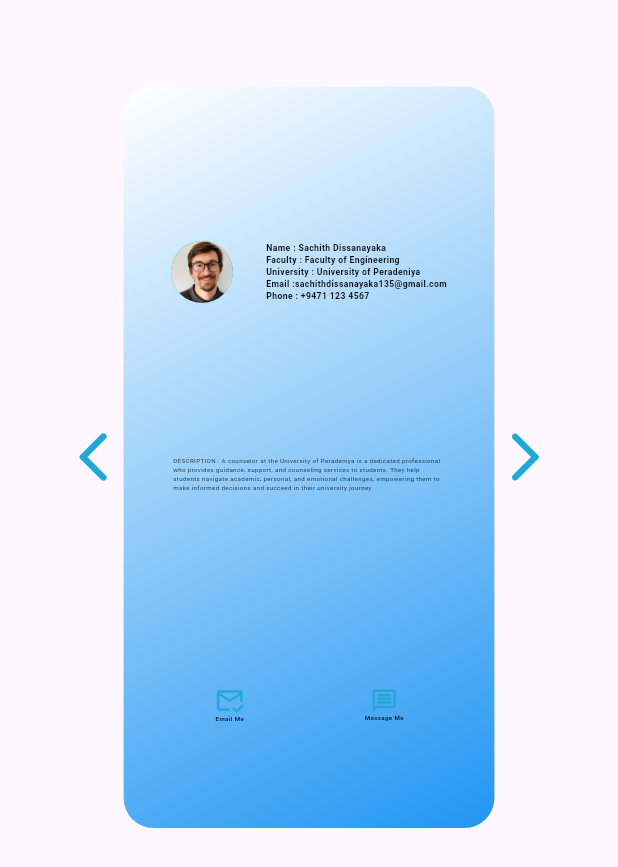
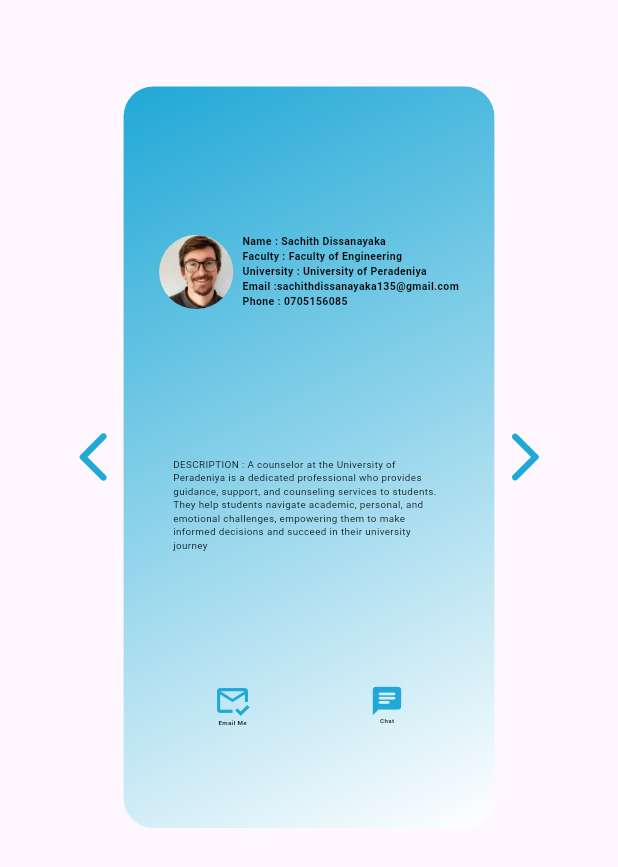
Before and after one commit to cepdnaclk/e19-co227-Empowering-Counselors-and-Students-through-Interactive-Web-and-Mobile-App, a Flutter app: the Contact widget shown alone on an empty page, opened directly, on a phone screen of 412 x 824 dp. Shown: the top 867 px of the screen. Run offline on Flutter 3.47's test engine with Material 2 defaults, Android fonts, the phone set to English and light mode, and no system bars; our stand-ins replace animate_do, awesome_dialog, firebase_auth, firebase_core, logger, responsive_framework; accounts and stored records are empty; statements that could not run were skipped.

Commit message:
contact page updated

```diff
--- /dev/null
+++ b/bloomi_web/lib/components/contact_cart.dart
@@ -0,0 +1,172 @@
+import 'package:bloomi_web/components/costum_contact_icon.dart';
+import 'package:bloomi_web/components/custom_text.dart';
+import 'package:bloomi_web/utils/util_constant.dart';
+import 'package:flutter/material.dart';
+
+class ContactCart extends StatelessWidget {
+  const ContactCart({
+    super.key,
+    required this.mediaQueryData,
+    required this.name,
+    required this.fac,
+    required this.email,
+    required this.phone,
+  });
+
+  final String name;
+  final String fac;
+  final String email;
+  final String phone;
+  final MediaQueryData mediaQueryData;
+
+  @override
+  Widget build(BuildContext context) {
+    return Container(
+      width: mediaQueryData.size.width * 0.6,
+      height: mediaQueryData.size.height * 0.6,
+      decoration: BoxDecoration(
+        gradient: const LinearGradient(
+          colors: [
+            UtilConstants.primaryColor,
+            UtilConstants.whiteColor
+          ], // Define your gradient colors
+          begin: Alignment.topLeft,
+          end: Alignment.bottomRight,
+        ),
+        borderRadius: BorderRadius.circular(20),
+      ),
+      child: (mediaQueryData.size.width >= 900)
+          ? Column(
+              crossAxisAlignment: CrossAxisAlignment.center,
+              children: [
+                SizedBox(
+                  width: mediaQueryData.size.width * 0.5,
+                  height: mediaQueryData.size.height * 0.3,
+                  child: Row(
+                    mainAxisAlignment: MainAxisAlignment.spaceAround,
+                    children: [
+                      Container(
+                        width: mediaQueryData.size.width * 0.1,
+                        height: mediaQueryData.size.width * 0.1,
+                        decoration: const BoxDecoration(
+                          shape: BoxShape.circle,
+                        ),
+                        child: ClipOval(
+                          child: Image.asset(
+                            UtilConstants.profImagePath,
+                            fit: BoxFit.cover,
+                          ),
+                        ),
+                      ),
+                      CustomText(
+                          "Name : $name\nFaculty : $fac\nUniversity : University of Peradeniya\nEmail :$email\nPhone : $phone",
+                          fontSize: mediaQueryData.size.width * 0.014,
+                          textAlign: TextAlign.left,
+                          fontWeight: FontWeight.w600,
+                          fontColor: UtilConstants.blackColor),
+                    ],
+                  ),
+                ),
+                Padding(
+                  padding: EdgeInsets.symmetric(
+                      horizontal: mediaQueryData.size.width * 0.08),
+                  child: SizedBox(
+                      width: mediaQueryData.size.width * 0.5,
+                      height: mediaQueryData.size.height * 0.1,
+                      child: CustomText(
+                          "DESCRIPTION : A counselor at the University of Peradeniya is a dedicated professional who provides guidance, support, and counseling services to students. They help students navigate academic, personal, and emotional challenges, empowering them to make informed decisions and succeed in their university journey",
+                          fontSize: mediaQueryData.size.width * 0.01,
+                          textAlign: TextAlign.left,
+                          fontWeight: FontWeight.w400,
+                          fontColor: UtilConstants.blackColor)),
+                ),
+                SizedBox(
+                  width: mediaQueryData.size.width * 0.5,
+                  height: mediaQueryData.size.height * 0.2,
+                  child: Row(
+                    mainAxisAlignment: MainAxisAlignment.spaceAround,
+                    children: [
+                      CustomContactIcon("Email Me",
+                          mediaQueryData: mediaQueryData,
+                          icon: Icons.mark_email_read_outlined),
+                      CustomContactIcon(
+                        "Chat",
+                        mediaQueryData: mediaQueryData,
+                        icon: Icons.chat_rounded,
+                        size: 0.045,
+                      )
+                    ],
+                  ),
+                ),
+              ],
+            )
+          : Column(
+              crossAxisAlignment: CrossAxisAlignment.center,
+              children: [
+                SizedBox(
+                  width: mediaQueryData.size.width * 0.5,
+                  height: mediaQueryData.size.height * 0.3,
+                  child: Row(
+                    mainAxisAlignment: MainAxisAlignment.spaceAround,
+                    children: [
+                      Container(
+                        width: mediaQueryData.size.width * 0.12,
+                        height: mediaQueryData.size.width * 0.12,
+                        decoration: const BoxDecoration(
+                          shape: BoxShape.circle,
+                        ),
+                        child: ClipOval(
+                          child: Image.asset(
+                            UtilConstants.profImagePath,
+                            fit: BoxFit.cover,
+                          ),
+                        ),
+                      ),
+                      CustomText(
+                          "Name : $name\nFaculty : $fac\nUniversity : University of Peradeniya\nEmail :$email\nPhone : $phone",
+                          fontSize: mediaQueryData.size.width * 0.017,
+                          textAlign: TextAlign.left,
+                          fontWeight: FontWeight.w600,
+                          fontColor: UtilConstants.blackColor),
+                    ],
+                  ),
+                ),
+                Padding(
+                  padding: EdgeInsets.symmetric(
+                      horizontal: mediaQueryData.size.width * 0.08),
+                  child: SizedBox(
+                      width: mediaQueryData.size.width * 0.5,
+                      height: mediaQueryData.size.height * 0.1,
+                      child: CustomText(
+                          "DESCRIPTION : A counselor at the University of Peradeniya is a dedicated professional who provides guidance, support, and counseling services to students. They help students navigate academic, personal, and emotional challenges, empowering them to make informed decisions and succeed in their university journey",
+                          fontSize: mediaQueryData.size.width * 0.016,
+                          textAlign: TextAlign.left,
+                          fontWeight: FontWeight.w400,
+                          fontColor: UtilConstants.blackColor)),
+                ),
+                SizedBox(
+                  width: mediaQueryData.size.width * 0.5,
+                  height: mediaQueryData.size.height * 0.2,
+                  child: Row(
+                    mainAxisAlignment: MainAxisAlignment.spaceAround,
+                    children: [
+                      CustomContactIcon(
+                        "Email Me",
+                        mediaQueryData: mediaQueryData,
+                        icon: Icons.mark_email_read_outlined,
+                        size: 0.06,
+                      ),
+                      CustomContactIcon(
+                        "Chat",
+                        mediaQueryData: mediaQueryData,
+                        icon: Icons.chat_rounded,
+                        size: 0.055,
+                      )
+                    ],
+                  ),
+                ),
+              ],
+            ),
+    );
+  }
+}
--- /dev/null
+++ b/bloomi_web/lib/components/costum_contact_icon.dart
@@ -0,0 +1,37 @@
+import 'package:bloomi_web/components/custom_text.dart';
+import 'package:bloomi_web/utils/util_constant.dart';
+import 'package:flutter/material.dart';
+
+class CustomContactIcon extends StatelessWidget {
+  const CustomContactIcon(
+    this.text, {
+    super.key,
+    required this.mediaQueryData,
+    required this.icon,
+    this.size = 0.05,
+  });
+
+  final MediaQueryData mediaQueryData;
+  final String text;
+  final IconData icon;
+  final double size;
+
+  @override
+  Widget build(BuildContext context) {
+    return Column(
+      mainAxisAlignment: MainAxisAlignment.center,
+      children: [
+        Icon(
+          icon,
+          color: UtilConstants.primaryColor,
+          size: mediaQueryData.size.width * size,
+        ),
+        CustomText(text,
+            fontSize: mediaQueryData.size.width * 0.01,
+            textAlign: TextAlign.left,
+            fontWeight: FontWeight.w700,
+            fontColor: UtilConstants.blackColor),
+      ],
+    );
+  }
+}
--- a/bloomi_web/lib/screens/Admin/admin_control.dart
+++ /dev/null
@@ -1,18 +0,0 @@
-import 'package:bloomi_web/components/custom_text.dart';
-import 'package:flutter/material.dart';
-
-class AdminControl extends StatefulWidget {
-  const AdminControl({super.key});
-
-  @override
-  State<AdminControl> createState() => _AdminControlState();
-}
-
-class _AdminControlState extends State<AdminControl> {
-  @override
-  Widget build(BuildContext context) {
-    return const Center(
-      child: CustomText("Admin Control"),
-    );
-  }
-}
--- a/bloomi_web/lib/screens/Admin/admin_dashboard.dart
+++ /dev/null
@@ -1,18 +0,0 @@
-import 'package:bloomi_web/components/custom_text.dart';
-import 'package:flutter/material.dart';
-
-class AdminDashboard extends StatefulWidget {
-  const AdminDashboard({super.key});
-
-  @override
-  State<AdminDashboard> createState() => _AdminDashboardState();
-}
-
-class _AdminDashboardState extends State<AdminDashboard> {
-  @override
-  Widget build(BuildContext context) {
-    return const Center(
-      child: CustomText("Admin Dashboard"),
-    );
-  }
-}
--- a/bloomi_web/lib/screens/Admin/admin_home.dart
+++ /dev/null
@@ -1,18 +0,0 @@
-import 'package:bloomi_web/components/custom_text.dart';
-import 'package:flutter/material.dart';
-
-class AdminHome extends StatefulWidget {
-  const AdminHome({super.key});
-
-  @override
-  State<AdminHome> createState() => _AdminHomeState();
-}
-
-class _AdminHomeState extends State<AdminHome> {
-  @override
-  Widget build(BuildContext context) {
-    return const Center(
-      child: CustomText("Admin Home"),
-    );
-  }
-}
--- a/bloomi_web/lib/screens/Admin/admin_profile.dart
+++ /dev/null
@@ -1,18 +0,0 @@
-import 'package:bloomi_web/components/custom_text.dart';
-import 'package:flutter/material.dart';
-
-class AdminProfile extends StatefulWidget {
-  const AdminProfile({super.key});
-
-  @override
-  State<AdminProfile> createState() => _AdminProfileState();
-}
-
-class _AdminProfileState extends State<AdminProfile> {
-  @override
-  Widget build(BuildContext context) {
-    return const Center(
-      child: CustomText("Admin Profile"),
-    );
-  }
-}
--- a/bloomi_web/lib/screens/Admin/admin_progress.dart
+++ /dev/null
@@ -1,18 +0,0 @@
-import 'package:bloomi_web/components/custom_text.dart';
-import 'package:flutter/material.dart';
-
-class AdminProgress extends StatefulWidget {
-  const AdminProgress({super.key});
-
-  @override
-  State<AdminProgress> createState() => _AdminProgressState();
-}
-
-class _AdminProgressState extends State<AdminProgress> {
-  @override
-  Widget build(BuildContext context) {
-    return const Center(
-      child: CustomText("Admin Progress"),
-    );
-  }
-}
--- a/bloomi_web/lib/screens/Admin/admin_setting.dart
+++ /dev/null
@@ -1,31 +0,0 @@
-import 'package:bloomi_web/components/custom_button.dart';
-import 'package:bloomi_web/controllers/auth_controller.dart';
-import 'package:flutter/material.dart';
-
-class AdminSetting extends StatefulWidget {
-  const AdminSetting({super.key});
-
-  @override
-  State<AdminSetting> createState() => _AdminSettingState();
-}
-
-class _AdminSettingState extends State<AdminSetting> {
-  @override
-  Widget build(BuildContext context) {
-    MediaQueryData mediaQueryData = MediaQuery.of(context);
-    return Center(
-      child: Column(
-        children: [
-          const SizedBox(height: 70),
-          InkWell(
-            onTap: () {
-              AuthController.signOutUser();
-            },
-            child: CustomButton("Admin Logout",
-                mediaQueryData: mediaQueryData, width: 250),
-          )
-        ],
-      ),
-    );
-  }
-}
--- a/bloomi_web/lib/screens/Admin/screens/admin_setting.dart
+++ b/bloomi_web/lib/screens/Admin/screens/admin_setting.dart
@@ -1,4 +1,3 @@
-import 'package:bloomi_web/components/background_color_gradient.dart';
 import 'package:bloomi_web/components/custom_button.dart';
 import 'package:bloomi_web/controllers/auth_controller.dart';
 import 'package:flutter/material.dart';
@@ -26,8 +25,6 @@ class _AdminSettingState extends State<AdminSetting> {
                   mediaQueryData: mediaQueryData, width: 250),
             ),
           ),
-          const SizedBox(height: 70),
-          const BackgroundColorGradient(),
         ],
       ),
     );
--- a/bloomi_web/lib/screens/home/home/contact.dart
+++ b/bloomi_web/lib/screens/home/home/contact.dart
@@ -1,15 +1,50 @@
-import 'package:bloomi_web/components/custom_text.dart';
+import 'package:bloomi_web/components/contact_cart.dart';
 import 'package:bloomi_web/utils/util_constant.dart';
 import 'package:flutter/material.dart';
 
 class Contact extends StatefulWidget {
-  const Contact({super.key});
+  const Contact({Key? key}) : super(key: key);
 
   @override
   _ContactState createState() => _ContactState();
 }
 
 class _ContactState extends State<Contact> {
+  int currentIndex = 0;
+
+  final List<String> names = [
+    "Sachith Dissanayaka",
+    "kamal Perera",
+    "Nimal Bandara"
+  ];
+  final List<String> fac = [
+    "Faculty of Engineering",
+    "Faculty of Art",
+    "Faculty of Medicine"
+  ];
+  final List<String> email = [
+    "sachithdissanayaka135@gmail.com",
+    "kamalperera135@gmail.com",
+    "nimalbandara@gmail.com"
+  ];
+  final List<String> phone = [
+    "0705156085",
+    "0712345678",
+    "0765432190",
+  ];
+
+  void goToNextPage() {
+    setState(() {
+      currentIndex = (currentIndex + 1) % names.length;
+    });
+  }
+
+  void goToPreviousPage() {
+    setState(() {
+      currentIndex = (currentIndex - 1 + names.length) % names.length;
+    });
+  }
+
   @override
   Widget build(BuildContext context) {
     MediaQueryData mediaQueryData = MediaQuery.of(context);
@@ -21,116 +56,38 @@ class _ContactState extends State<Contact> {
           child: Row(
             mainAxisAlignment: MainAxisAlignment.center,
             children: [
-              const Icon(
+              InkWell(
+                onTap: () {
+                  goToPreviousPage();
+                },
+                child: const Icon(
                   Icons.arrow_back_ios_new_rounded,
                   color: UtilConstants.primaryColor,
                   size: 40,
                 ),
-              Container(
-                width: mediaQueryData.size.width * 0.6,
-                height: mediaQueryData.size.height * 0.6,
-                decoration: BoxDecoration(
-                  gradient: const LinearGradient(
-                    colors: [
-                      UtilConstants.whiteColor,
-                      Colors.blue
-                    ], // Define your gradient colors
-                    begin: Alignment.topLeft,
-                    end: Alignment.bottomRight,
               ),
-                  borderRadius: BorderRadius.circular(20),
-                ),
-                child: Column(
-                  crossAxisAlignment: CrossAxisAlignment.center,
-                  children: [
-                    SizedBox(
-                      width: mediaQueryData.size.width * 0.5,
-                      height: mediaQueryData.size.height * 0.3,
-                      child: Row(
-                        mainAxisAlignment: MainAxisAlignment.spaceAround,
-                        children: [
-                          Container(
-                            width: mediaQueryData.size.width * 0.1,
-                            height: mediaQueryData.size.width * 0.1,
-                            decoration: const BoxDecoration(
-                              shape: BoxShape.circle,
-                              color: Colors.blue,
-                            ),
-                            child: ClipOval(
-                              child: Image.asset(
-                                UtilConstants.profImagePath,
-                                fit: BoxFit.cover,
+              AnimatedSwitcher(
+                duration: const Duration(milliseconds: 400),
+                switchInCurve: Curves.linear, // Change animation type here
+
+                child: ContactCart(
+                  key: Key(currentIndex.toString()), // Key for AnimatedSwitcher
+                  name: names[currentIndex],
+                  fac: fac[currentIndex],
+                  email: email[currentIndex],
+                  phone: phone[currentIndex],
+                  mediaQueryData: mediaQueryData,
                 ),
               ),
-                          ),
-                          CustomText(
-                              "Name : Sachith Dissanayaka\nFaculty : Faculty of Engineering\nUniversity : University of Peradeniya\nEmail :sachithdissanayaka135@gmail.com\nPhone : +9471 123 4567",
-                              fontSize: mediaQueryData.size.width * 0.014,
-                              textAlign: TextAlign.left,
-                              fontWeight: FontWeight.w700,
-                              fontColor: UtilConstants.blackColor),
-                        ],
-                      ),
-                    ),
-                    Padding(
-                      padding: EdgeInsets.symmetric(
-                          horizontal: mediaQueryData.size.width * 0.08),
-                      child: SizedBox(
-                          width: mediaQueryData.size.width * 0.5,
-                          height: mediaQueryData.size.height * 0.1,
-                          child: CustomText(
-                              "DESCRIPTION : A counselor at the University of Peradeniya is a dedicated professional who provides guidance, support, and counseling services to students. They help students navigate academic, personal, and emotional challenges, empowering them to make informed decisions and succeed in their university journey",
-                              fontSize: mediaQueryData.size.width * 0.01,
-                              textAlign: TextAlign.left,
-                              fontWeight: FontWeight.w400,
-                              fontColor: UtilConstants.blackColor)),
-                    ),
-                    SizedBox(
-                      width: mediaQueryData.size.width * 0.5,
-                      height: mediaQueryData.size.height * 0.2,
-                      child: Row(
-                        mainAxisAlignment: MainAxisAlignment.spaceAround,
-                        children: [
-                          Column(
-                            mainAxisAlignment: MainAxisAlignment.center,
-                            children: [
-                              Icon(
-                                Icons.mark_email_read_outlined,
-                                color: UtilConstants.primaryColor,
-                                size: mediaQueryData.size.width * 0.05,
-                              ),
-                              CustomText("Email Me",
-                                  fontSize: mediaQueryData.size.width * 0.01,
-                                  textAlign: TextAlign.left,
-                                  fontWeight: FontWeight.w700,
-                                  fontColor: UtilConstants.blackColor),
-                            ],
-                          ),
-                          Column(
-                            mainAxisAlignment: MainAxisAlignment.center,
-                            children: [
-                              Icon(
-                                Icons.message_outlined,
-                                color: UtilConstants.primaryColor,
-                                size: mediaQueryData.size.width * 0.045,
-                              ),
-                              CustomText("Massage Me",
-                                  fontSize: mediaQueryData.size.width * 0.01,
-                                  textAlign: TextAlign.left,
-                                  fontWeight: FontWeight.w700,
-                                  fontColor: UtilConstants.blackColor),
-                            ],
-                          ),
-                        ],
-                      ),
-                    ),
-                  ],
-                ),
-              ),
-              const Icon(
+              InkWell(
+                onTap: () {
+                  goToNextPage();
+                },
+                child: const Icon(
                   Icons.arrow_forward_ios_rounded,
                   color: UtilConstants.primaryColor,
                   size: 40,
+                ),
               ),
             ],
           ),
```
Also changed, not shown: bloomi_web/lib/screens/Admin/adminui.dart (+6 -6 lines). Lines whose indentation alone changed are shown as unchanged.
